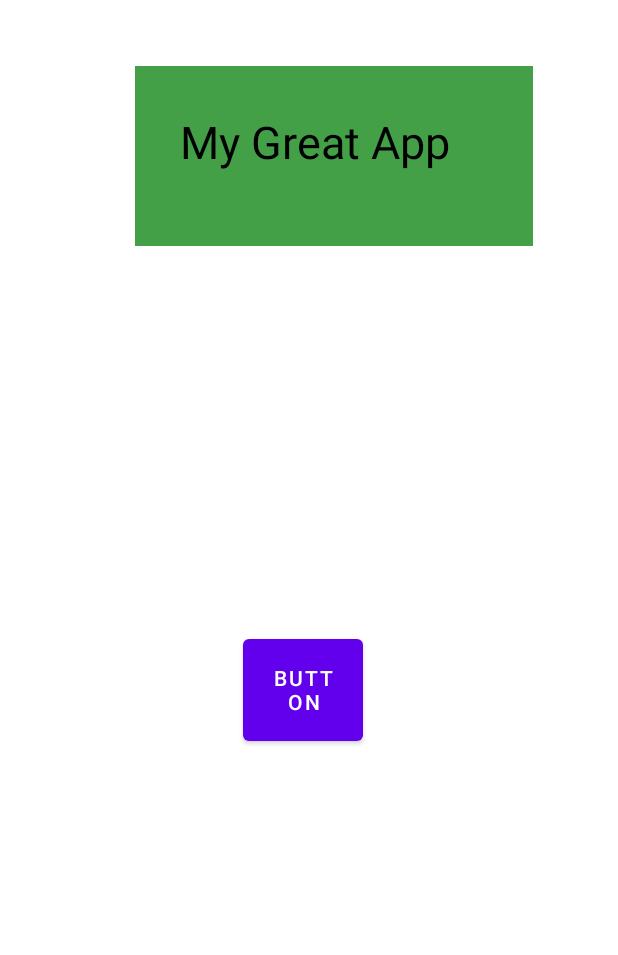
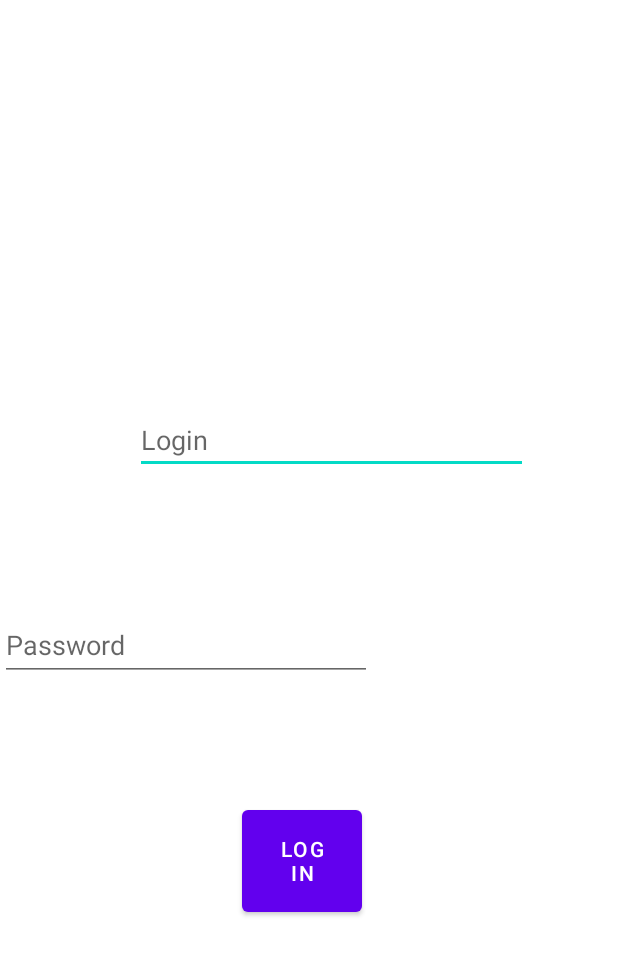
Before and after one commit to MarcinSemkowski/Java_U_Android_Intro, an Android app: the MainActivity screen opened directly, with no data from a screen before it, on a phone screen of 412 x 824 dp. Shown: the top 955 px of the screen. Run offline under Robolectric (Android 15) with nearby library versions, the phone set to English and light mode, and no system bars.

Commit message:
Username and Password

```diff
--- a/app/src/main/java/DemoAndroid/com/MainActivity.java
+++ b/app/src/main/java/DemoAndroid/com/MainActivity.java
@@ -4,12 +4,16 @@ import androidx.appcompat.app.AppCompatActivity;
 import android.os.Bundle;
 import android.util.Log;
 import android.view.View;
+import android.widget.EditText;
 
 public class MainActivity extends AppCompatActivity {
 
     public void clickFunction(View view){
-        Log.i("Info","Button Pressed !");
+        EditText myTextField =  findViewById(R.id.UserTextField);
+        EditText myPasswordText = findViewById(R.id.passwordText);
 
+        Log.i("UserName",myTextField.getText().toString());
+        Log.i("Password",myPasswordText.getText().toString());
     }
 
     @Override
--- a/app/src/main/res/layout/activity_main.xml
+++ b/app/src/main/res/layout/activity_main.xml
@@ -6,38 +6,46 @@
     android:layout_height="match_parent"
     tools:context=".MainActivity">
 
-    <TextView
-        android:id="@+id/helloDemoApp"
-        android:layout_width="265dp"
-        android:layout_height="120dp"
-        android:layout_margin="30dp"
-        android:layout_marginStart="32dp"
-        android:layout_marginBottom="24dp"
-        android:background="#43A047"
-        android:padding="30dp"
-        android:text="My Great App"
-        android:textColor="#000000"
-        android:textColorHighlight="#313435"
-        android:textSize="30sp"
-        app:layout_constraintBottom_toBottomOf="parent"
-        app:layout_constraintEnd_toEndOf="parent"
-        app:layout_constraintHorizontal_bias="0.692"
-        app:layout_constraintStart_toStartOf="parent"
-        app:layout_constraintTop_toTopOf="parent"
-        app:layout_constraintVertical_bias="0.022" />
-
     <Button
         android:id="@+id/button"
         android:layout_width="80dp"
         android:layout_height="80dp"
         android:layout_marginStart="161dp"
+        android:layout_marginTop="80dp"
         android:layout_marginEnd="170dp"
-        android:layout_marginBottom="324dp"
         android:onClick="clickFunction"
-        android:text="Button"
+        android:text="LOG IN"
+        app:layout_constraintEnd_toEndOf="parent"
+        app:layout_constraintHorizontal_bias="0.0"
+        app:layout_constraintStart_toStartOf="parent"
+        app:layout_constraintTop_toBottomOf="@+id/passwordText" />
+
+    <EditText
+        android:id="@+id/UserTextField"
+        android:layout_width="fill_parent"
+        android:layout_height="wrap_content"
+        android:layout_marginStart="90dp"
+        android:layout_marginEnd="60dp"
+        android:layout_marginBottom="508dp"
+        android:ems="10"
+        android:hint="Login"
+        android:inputType="textPersonName"
         app:layout_constraintBottom_toBottomOf="parent"
         app:layout_constraintEnd_toEndOf="parent"
-        app:layout_constraintHorizontal_bias="1.0"
+        app:layout_constraintHorizontal_bias="0.0"
         app:layout_constraintStart_toStartOf="parent" />
 
+    <EditText
+        android:id="@+id/passwordText"
+        android:layout_width="248dp"
+        android:layout_height="48dp"
+        android:layout_marginTop="90dp"
+        android:layout_marginBottom="100dp"
+        android:ems="10"
+        android:hint="Password"
+        android:inputType="textPassword"
+        app:layout_constraintBottom_toTopOf="@+id/button"
+        app:layout_constraintTop_toBottomOf="@+id/UserTextField"
+        tools:layout_editor_absoluteX="81dp" />
+
 </androidx.constraintlayout.widget.ConstraintLayout>
```
